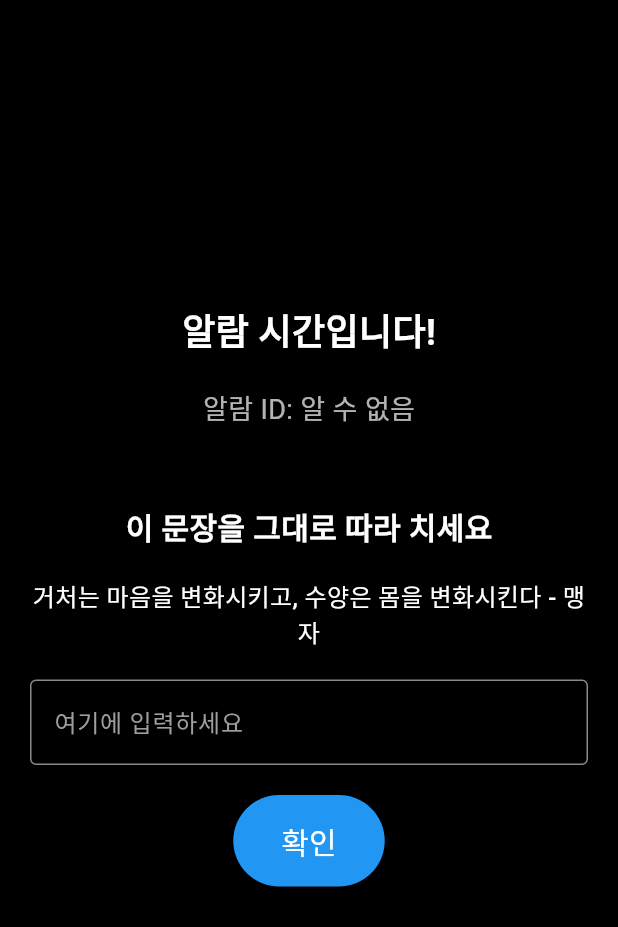
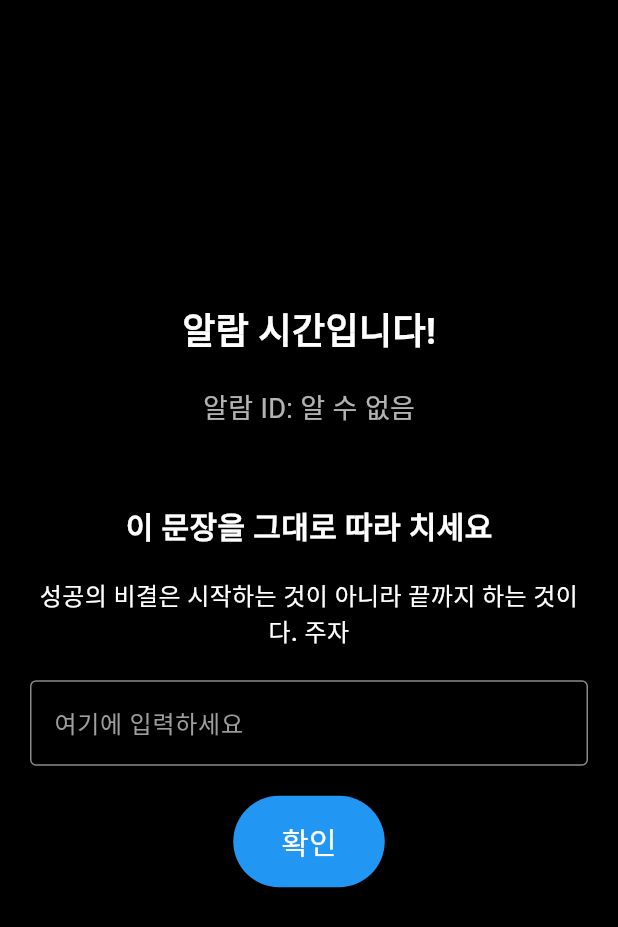
Before and after one commit to S-Soo100/alarm-from-hell, a Flutter app: the AlarmExitPage screen opened by its route, on a phone screen of 412 x 824 dp. Shown: the top 927 px of the screen. Run offline on Flutter 3.47's test engine with Material 3 defaults, Android fonts, the phone set to English and light mode, and no system bars; our stand-ins replace audioplayers, flutter_local_notifications, hive, hive_flutter, permission_handler; missing offline and left inert: alarm; accounts and stored records are empty; statements that could not run were skipped.

Commit message:
feat: 알람 해제에 들어가는 문장 추가

```diff
--- a/lib/core/constants/key_sentenses.dart
+++ b/lib/core/constants/key_sentenses.dart
@@ -2,7 +2,27 @@ class KeySentenses {
   //! 아이디어 1. 기본 문장을 그대로 두고, 새로운 문장을 remote config등으로 받아오는거임
   static const List<String> keySentenses = [
     "우리는 어제의 오늘보다 더 나은 내일을 꿈꾸며 나아갑니다.",
-    "거처는 마음을 변화시키고, 수양은 몸을 변화시킨다 - 맹자",
-    "모든 것이 모두 완벽하게 정리되어 있는 것은 아니다. 그러나 모든 것이 정리되어 있는 것을 찾아내는 것은 가능하다. - 아리스토텔레스",
+    "거처는 마음을 변화시키고, 수양은 몸을 변화시킨다. 맹자",
+    "오늘 하루를 시작하는 당신, 당신의 가능성은 무한합니다.",
+    "작은 습관이 큰 변화를 만듭니다. 지금 당장 시작하세요.",
+    "성공은 하루아침에 이루어지지 않습니다. 매일 조금씩 나아가는 것이 중요합니다.",
+    "당신의 시간은 한정되어 있습니다. 그것을 낭비하지 마세요.",
+    "오늘의 선택이 내일의 결과를 만듭니다. 현명하게 선택하세요.",
+    "어려움은 당신을 더 강하게 만듭니다. 포기하지 마세요.",
+    "당신의 잠재력은 당신이 생각하는 것보다 큽니다. 도전하세요.",
+    "하루를 시작하는 가장 좋은 방법은 감사하는 마음으로 일어나는 것입니다.",
+    "성공의 비결은 시작하는 것입니다. 지금 당장 시작하세요.",
+    "당신의 미래는 오늘의 선택에 달려있습니다.",
+    // 유교적 격언 추가
+    "학이시습지 불역열호. 공자",
+    "군자는 말보다 행동으로 보여주는 법이다. 공자",
+    "지혜로운 자는 의심하지 않고, 어리석은 자는 의심만 한다. 공자",
+    "배움은 때때로 멈추지만, 가르침은 결코 멈추지 않는다. 맹자",
+    "성공의 비결은 시작하는 것이 아니라 끝까지 하는 것이다. 주자",
+    "하루를 살아도 의롭게 살라. 공자",
+    "배움은 즐거움이 있어야 한다. 공자",
+    "지혜는 겸손에서 온다. 주자",
+    "성공은 작은 노력의 쌓임이다. 주자",
+    "진실된 마음으로 시작하면 반드시 이루어진다. 맹자",
   ];
 }
```
